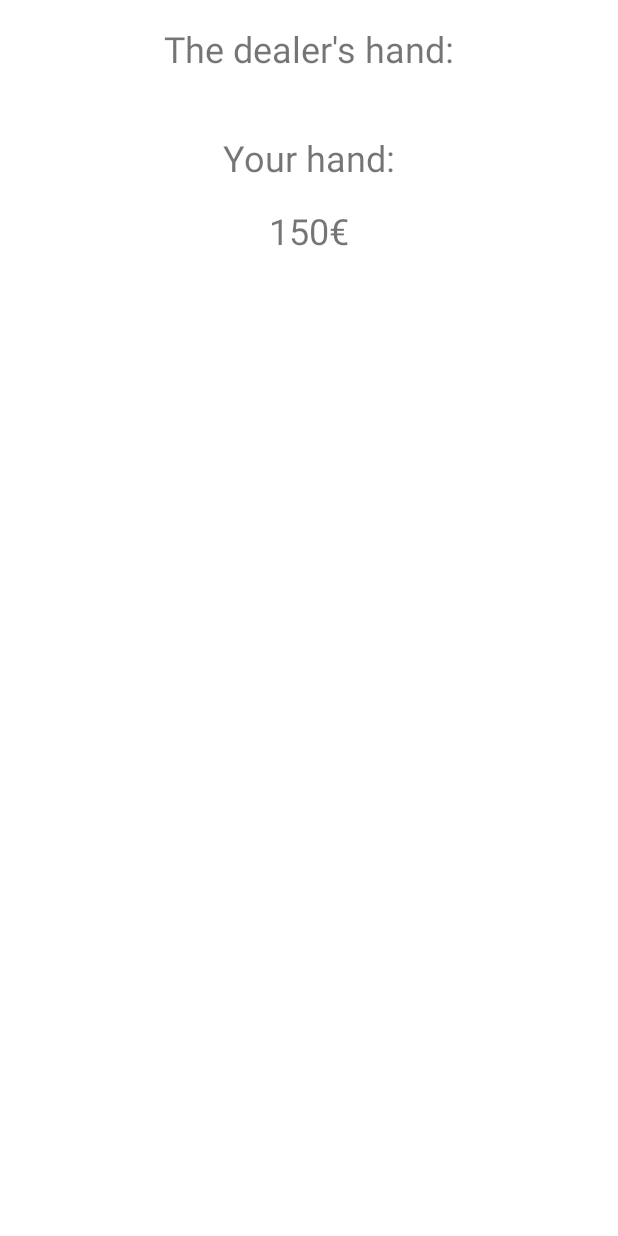
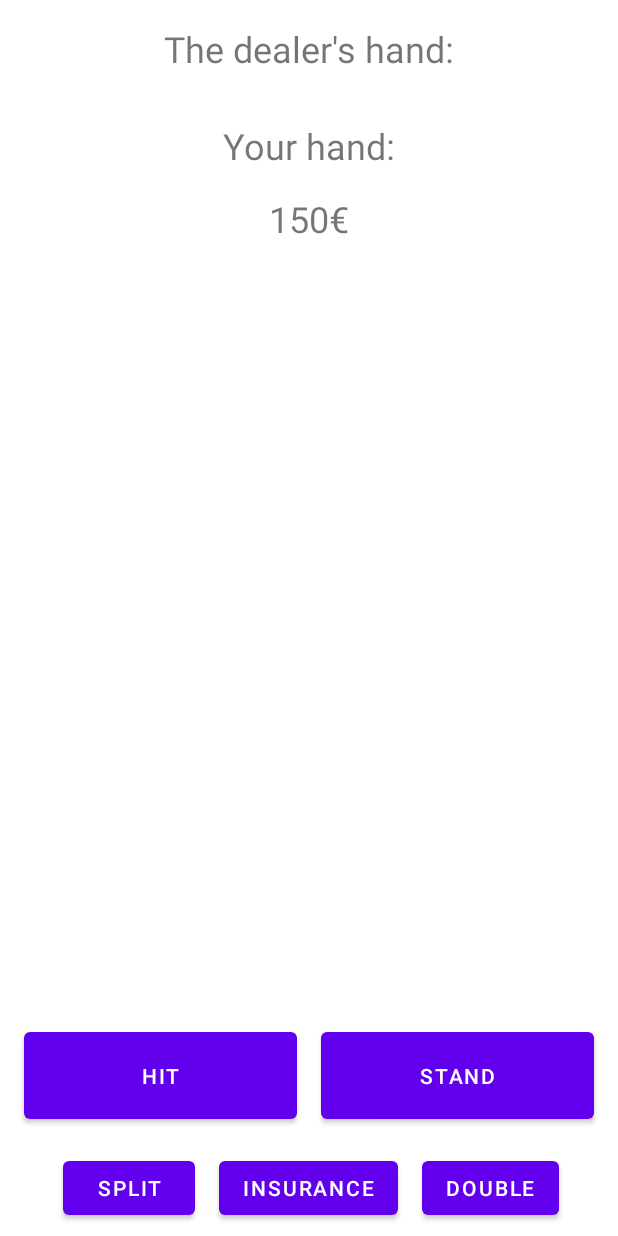
Before and after one commit to MuroPlankton/TestApp, an Android app: the layout activity_blackjack_game.xml on its own in the app's theme, with its tools: preview values and no code run, on a phone screen of 412 x 824 dp. Run offline under Robolectric (Android 15) with nearby library versions, the phone set to English and light mode, and no system bars.

Commit message:
work-in progress
currently in process of making game logic and visualisation of hands

```diff
--- /dev/null
+++ b/app/src/main/java/com/choicely/myapplication/blackjack/BlackjackPlayer.java
@@ -0,0 +1,4 @@
+package com.choicely.myapplication.blackjack;
+
+public class BlackjackPlayer {
+}
--- a/app/src/main/res/layout/activity_blackjack_game.xml
+++ b/app/src/main/res/layout/activity_blackjack_game.xml
@@ -1,9 +1,9 @@
 <?xml version="1.0" encoding="utf-8"?>
 <LinearLayout
     xmlns:android="http://schemas.android.com/apk/res/android"
+    xmlns:tools="http://schemas.android.com/tools"
     android:layout_width="match_parent"
     android:layout_height="match_parent"
-    xmlns:tools="http://schemas.android.com/tools"
     android:gravity="center_horizontal"
     android:orientation="vertical"
     >
@@ -11,69 +11,103 @@
     <TextView
         android:layout_width="wrap_content"
         android:layout_height="wrap_content"
+        android:layout_marginTop="16dp"
         android:text="@string/dealer_hand"
         android:textSize="24sp"
-        android:layout_marginTop="16dp"
         />
 
-    <LinearLayout
+    <FrameLayout
+        android:id="@+id/activity_blackjack_game_dealer_frame"
         android:layout_width="match_parent"
         android:layout_height="wrap_content"
-        android:orientation="horizontal"
-        android:layout_marginTop="8dp"
-        android:layout_marginHorizontal="8dp"
-        android:background="@color/light_gray">
-
-        <androidx.recyclerview.widget.RecyclerView
-            android:layout_width="0dp"
-            android:layout_height="wrap_content"
-            android:scrollbars="horizontal"
-            android:layout_weight="3"
-            android:id="@+id/activity_blackjack_game_dealer_recycler"
-            />
-
-        <TextView
-            android:layout_width="0dp"
-            android:layout_height="match_parent"
-            tools:text="16"
-            android:textSize="32sp"
-            android:layout_weight="1"
-            android:gravity="center"
-            android:id="@+id/activity_blackjack_game_dealer_score"
-            />
-    </LinearLayout>
-
-    <TextView
-        android:layout_width="wrap_content"
-        android:layout_height="wrap_content"
-        android:text="@string/player_hand"
-        android:textSize="24sp"
-        android:layout_marginTop="32dp"
-        />
-
-    <androidx.recyclerview.widget.RecyclerView
-        android:layout_width="match_parent"
-        android:layout_height="wrap_content"
-        android:scrollbars="horizontal"
-        android:layout_margin="8dp"
-        android:background="@color/light_gray"
-        android:id="@+id/activity_blackjack_game_player_recycler"
         />
 
     <TextView
         android:layout_width="wrap_content"
         android:layout_height="wrap_content"
-        tools:text="@string/example_bet"
+        android:layout_marginTop="32dp"
+        android:text="@string/player_hand"
         android:textSize="24sp"
-        android:id="@+id/activity_blackjack_game_bet"
         />
 
+<!--    TODO: change this recyclerview into something that'll hold blackjack_hand fragments-->
     <androidx.recyclerview.widget.RecyclerView
-        android:layout_width="wrap_content"
+        android:id="@+id/activity_blackjack_game_player_recycler"
+        android:layout_width="match_parent"
         android:layout_height="wrap_content"
         android:layout_margin="8dp"
         android:background="@color/light_gray"
-        android:id="@+id/activity_blackjack_game_controls"
+        android:scrollbars="horizontal"
         />
 
+    <TextView
+        android:id="@+id/activity_blackjack_game_bet"
+        android:layout_width="wrap_content"
+        android:layout_height="wrap_content"
+        android:textSize="24sp"
+        tools:text="@string/example_bet"
+        />
+
+    <RelativeLayout
+        android:layout_width="match_parent"
+        android:layout_height="wrap_content"
+        android:layout_margin="8dp"
+        >
+
+        <Button
+            android:id="@+id/activity_blackjack_game_insurance_button"
+            android:layout_width="wrap_content"
+            android:layout_height="wrap_content"
+            android:layout_alignParentBottom="true"
+            android:layout_centerHorizontal="true"
+            android:layout_marginHorizontal="16dp"
+            android:text="@string/insurance"
+            />
+
+        <Button
+            android:id="@+id/activity_blackjack_game_split_button"
+            android:layout_width="wrap_content"
+            android:layout_height="wrap_content"
+            android:layout_alignParentBottom="true"
+            android:layout_toLeftOf="@+id/activity_blackjack_game_insurance_button"
+            android:text="@string/split"
+            />
+
+        <Button
+            android:id="@+id/activity_blackjack_game_double_button"
+            android:layout_width="wrap_content"
+            android:layout_height="wrap_content"
+            android:layout_alignParentBottom="true"
+            android:layout_toRightOf="@+id/activity_blackjack_game_insurance_button"
+            android:text="@string/double_button_text"
+            />
+
+        <LinearLayout
+            android:layout_width="match_parent"
+            android:layout_height="wrap_content"
+            android:layout_above="@id/activity_blackjack_game_insurance_button"
+            android:layout_marginBottom="16dp"
+            android:orientation="horizontal"
+            >
+
+            <Button
+                android:id="@+id/activity_blackjack_game_hit_button"
+                android:layout_width="0dp"
+                android:layout_height="70dp"
+                android:layout_marginHorizontal="8dp"
+                android:layout_weight="1"
+                android:text="@string/hit"
+                />
+
+            <Button
+                android:id="@+id/activity_blackjack_game_stand_button"
+                android:layout_width="0dp"
+                android:layout_height="70dp"
+                android:layout_marginHorizontal="8dp"
+                android:layout_weight="1"
+                android:text="@string/stand"
+                />
+        </LinearLayout>
+
+    </RelativeLayout>
 </LinearLayout>
--- a/app/src/main/res/layout/blackjack_player_hand.xml
+++ b/app/src/main/res/layout/blackjack_player_hand.xml
@@ -1,8 +1,8 @@
 <?xml version="1.0" encoding="utf-8"?>
 <LinearLayout
     xmlns:android="http://schemas.android.com/apk/res/android"
-    android:layout_width="match_parent"
-    android:layout_height="match_parent"
+    android:layout_width="wrap_content"
+    android:layout_height="wrap_content"
     xmlns:tools="http://schemas.android.com/tools"
     android:orientation="vertical"
     android:gravity="center_horizontal"
--- a/app/src/main/res/values/strings.xml
+++ b/app/src/main/res/values/strings.xml
@@ -52,6 +52,11 @@
     <string name="blackjack_button">Blackjack</string>
     <string name="french_suit_clubs">Clubs</string>
     <string name="card_deck_shuffle">Shuffling cards...</string>
+    <string name="insurance">Insurance</string>
+    <string name="split">Split</string>
+    <string name="double_button_text">Double</string>
+    <string name="hit">Hit</string>
+    <string name="stand">Stand</string>
 
     <string-array name="image_formats">
         <item>all</item>
```
Also changed, not shown: app/src/main/java/com/choicely/myapplication/blackjack/BlackjackDealer.java (added, +79 -0 lines), app/src/main/java/com/choicely/myapplication/blackjack/BlackjackGameActivity.java (+22 -20 lines), app/src/main/res/layout/blackjack_hand.xml (added, +27 -0 lines), app/src/main/res/layout/blackjack_single_card.xml (+4 -6 lines), app/src/main/res/layout/blackjack_single_control.xml (deleted, +0 -16 lines).
